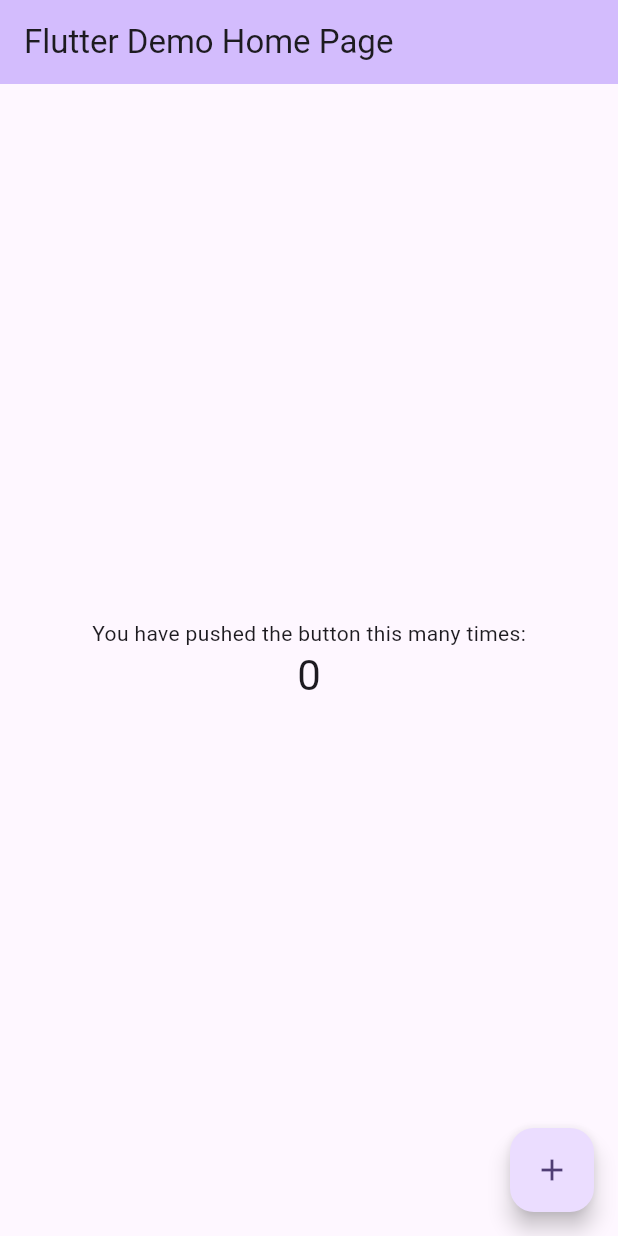
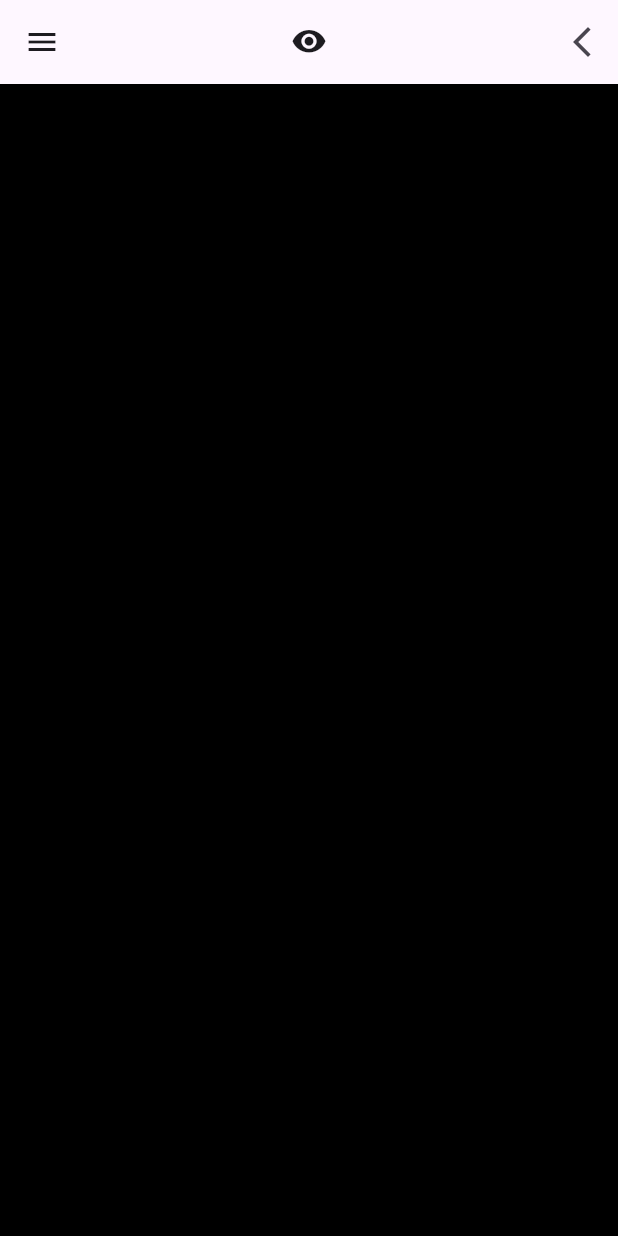
Before and after one commit to Ch-Adrees/AI-Dating-Assistant, a Flutter app: the screen it shows after launch, on a phone screen of 412 x 824 dp. Run offline on Flutter 3.47's test engine with Material 3 defaults, Android fonts, the phone set to English and light mode, and no system bars.

Commit message:
just temporary theme data

```diff
--- /dev/null
+++ b/lib/components/theme.dart
@@ -0,0 +1,38 @@
+import 'package:flutter/material.dart';
+
+class ThemeOfApp {
+  ThemeOfApp();
+
+  static ThemeData appTheme = ThemeData(
+    scaffoldBackgroundColor: Colors.black,
+    useMaterial3: true,
+    elevatedButtonTheme: ElevatedButtonThemeData(
+        style: ButtonStyle(
+      shape: WidgetStatePropertyAll(RoundedRectangleBorder(
+        borderRadius: BorderRadius.circular(10.0),
+      )),
+    )),
+    primaryColor: Colors.blue,
+    inputDecorationTheme: const InputDecorationTheme(
+      border: OutlineInputBorder(),
+      enabledBorder: OutlineInputBorder(
+        borderSide: BorderSide(color: Colors.blue, width: 2.0),
+      ),
+      focusedBorder: OutlineInputBorder(
+        borderSide: BorderSide(color: Colors.green, width: 2.0),
+      ),
+    ),
+    textTheme: const TextTheme(
+      headlineLarge: TextStyle(
+        fontFamily: "Poppins",
+        fontSize: 32,
+        fontWeight: FontWeight.bold,
+      ),
+      headlineMedium: TextStyle(
+        fontFamily: "Poppins",
+        fontSize: 25,
+        fontWeight: FontWeight.w600,
+      ),
+    ),
+  );
+}
--- a/lib/main.dart
+++ b/lib/main.dart
@@ -1,4 +1,6 @@
 import 'package:flutter/material.dart';
+import 'package:rizzhub/components/theme.dart';
+import 'package:rizzhub/screens/home.dart';
 
 void main() {
   runApp(const MyApp());
@@ -11,28 +13,10 @@
   @override
   Widget build(BuildContext context) {
     return MaterialApp(
-      title: 'Flutter Demo',
-      theme: ThemeData(
-        // This is the theme of your application.
-        //
-        // TRY THIS: Try running your application with "flutter run". You'll see
-        // the application has a purple toolbar. Then, without quitting the app,
-        // try changing the seedColor in the colorScheme below to Colors.green
-        // and then invoke "hot reload" (save your changes or press the "hot
-        // reload" button in a Flutter-supported IDE, or press "r" if you used
-        // the command line to start the app).
-        //
-        // Notice that the counter didn't reset back to zero; the application
-        // state is not lost during the reload. To reset the state, use hot
-        // restart instead.
-        //
-        // This works for code too, not just values: Most code changes can be
-        // tested with just a hot reload.
-        colorScheme: ColorScheme.fromSeed(seedColor: Colors.deepPurple),
-        useMaterial3: true,
-      ),
-      home: const MyHomePage(title: 'Flutter Demo Home Page'),
-    );
+        debugShowCheckedModeBanner: false,
+        title: 'Flutter Demo',
+        theme: ThemeOfApp.appTheme,
+        home: const HomeScreen());
   }
 }
 
@@ -119,7 +103,7 @@
         onPressed: _incrementCounter,
         tooltip: 'Increment',
         child: const Icon(Icons.add),
-      ), // This trailing comma makes auto-formatting nicer for build methods.
+      ), // This trailing comma makes auto-formatting nicer for build methods
     );
   }
 }
--- /dev/null
+++ b/lib/screens/home.dart
@@ -0,0 +1,31 @@
+import 'package:flutter/material.dart';
+
+class HomeScreen extends StatefulWidget {
+  const HomeScreen({super.key});
+
+  @override
+  State<HomeScreen> createState() => _HomeScreenState();
+}
+
+class _HomeScreenState extends State<HomeScreen> {
+  @override
+  Widget build(BuildContext context) {
+    return Scaffold(
+        appBar: AppBar(
+      leading: IconButton(
+        onPressed: () {},
+        icon: const Icon(Icons.menu),
+      ),
+      centerTitle: true,
+      title: IconButton(
+        onPressed: () {},
+        icon: const Icon(Icons.visibility_sharp),
+      ),
+      actions: [
+        IconButton(
+            onPressed: () {},
+            icon: const Icon(Icons.arrow_back_ios_new_outlined))
+      ],
+    ));
+  }
+}
```
Also changed, not shown: lib/screens/icebreaker.dart (added), lib/screens/suggestion.dart (added), pubspec.lock.
